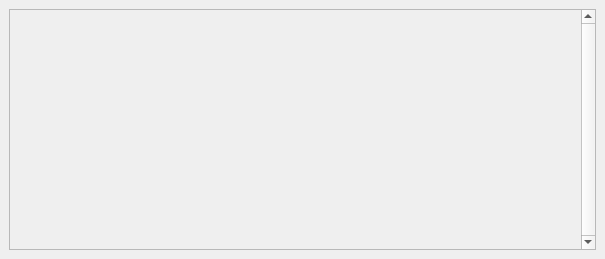
The window that browsecatalogue.ui (C-Rayan/COMP3004A1) describes before a commit, drawn with Qt 5.
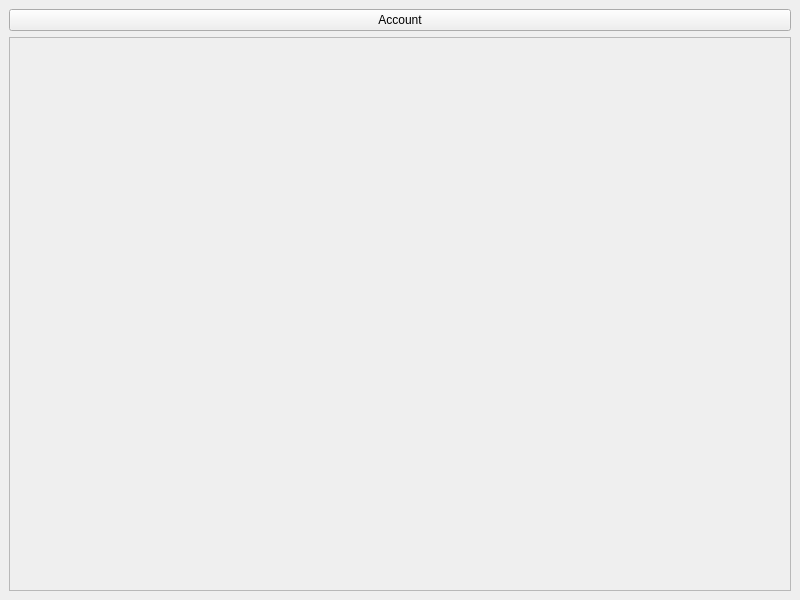
The same window after the commit.

```diff
--- a/browsecatalogue.ui
+++ b/browsecatalogue.ui
@@ -6,19 +6,32 @@
    <rect>
     <x>0</x>
     <y>0</y>
-    <width>605</width>
-    <height>259</height>
+    <width>800</width>
+    <height>600</height>
    </rect>
   </property>
   <property name="windowTitle">
    <string>MainWindow</string>
   </property>
   <widget class="QWidget" name="centralwidget">
-   <layout class="QVBoxLayout" name="verticalLayout_2">
+   <layout class="QVBoxLayout" name="verticalLayout">
+    <item>
+     <widget class="QPushButton" name="pushButton">
+      <property name="sizePolicy">
+       <sizepolicy hsizetype="Preferred" vsizetype="Fixed">
+        <horstretch>0</horstretch>
+        <verstretch>0</verstretch>
+       </sizepolicy>
+      </property>
+      <property name="text">
+       <string>Account</string>
+      </property>
+     </widget>
+    </item>
     <item>
      <widget class="QScrollArea" name="scrollArea">
       <property name="verticalScrollBarPolicy">
-       <enum>Qt::ScrollBarPolicy::ScrollBarAlwaysOn</enum>
+       <enum>Qt::ScrollBarAsNeeded</enum>
       </property>
       <property name="widgetResizable">
        <bool>true</bool>
@@ -28,8 +41,8 @@
         <rect>
          <x>0</x>
          <y>0</y>
-         <width>581</width>
-         <height>245</height>
+         <width>780</width>
+         <height>549</height>
         </rect>
        </property>
       </widget>
```
